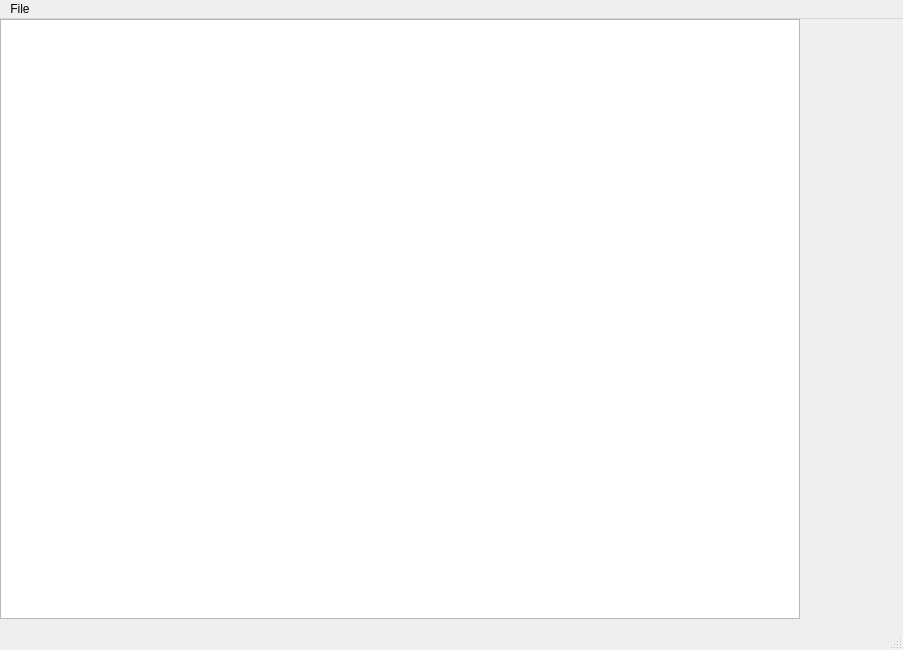
Qt form chartsview/chartviewerwin.ui (eshenhu/QtDemo) before a commit.
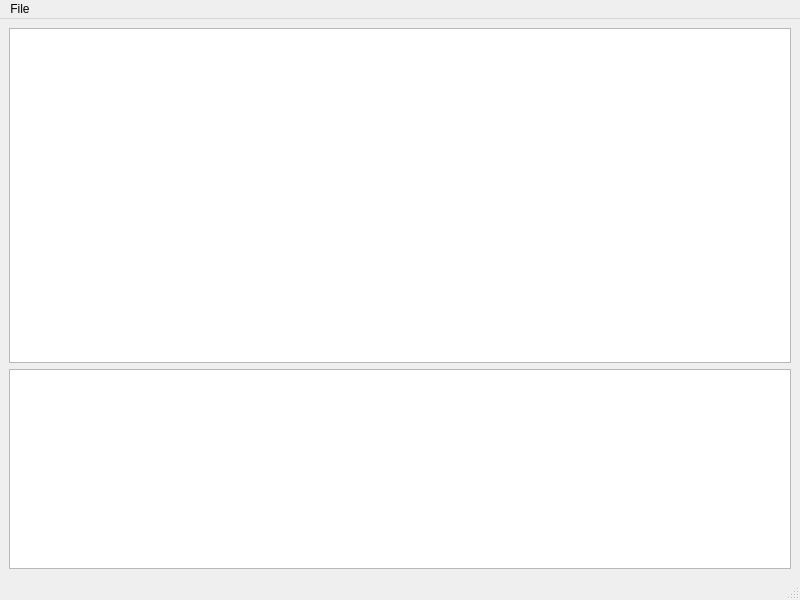
The same form after that commit.

Commit message: ui was ready

The edit to the form file:
```diff
--- a/chartsview/chartviewerwin.ui
+++ b/chartsview/chartviewerwin.ui
@@ -6,38 +6,89 @@
    <rect>
     <x>0</x>
     <y>0</y>
-    <width>903</width>
-    <height>650</height>
+    <width>800</width>
+    <height>600</height>
    </rect>
   </property>
+  <property name="sizePolicy">
+   <sizepolicy hsizetype="Preferred" vsizetype="Preferred">
+    <horstretch>0</horstretch>
+    <verstretch>1</verstretch>
+   </sizepolicy>
+  </property>
+  <property name="minimumSize">
+   <size>
+    <width>800</width>
+    <height>600</height>
+   </size>
+  </property>
   <property name="windowTitle">
    <string>MainWindow</string>
   </property>
   <widget class="QWidget" name="centralwidget">
-   <widget class="QGraphicsView" name="graphicsView">
-    <property name="geometry">
-     <rect>
-      <x>0</x>
-      <y>0</y>
-      <width>800</width>
-      <height>600</height>
-     </rect>
-    </property>
-    <property name="sizePolicy">
-     <sizepolicy hsizetype="Maximum" vsizetype="Maximum">
-      <horstretch>1</horstretch>
-      <verstretch>1</verstretch>
-     </sizepolicy>
-    </property>
-   </widget>
+   <layout class="QVBoxLayout" name="verticalLayout">
+    <item>
+     <widget class="QGraphicsView" name="graphicsView">
+      <property name="sizePolicy">
+       <sizepolicy hsizetype="Expanding" vsizetype="Expanding">
+        <horstretch>0</horstretch>
+        <verstretch>1</verstretch>
+       </sizepolicy>
+      </property>
+      <property name="maximumSize">
+       <size>
+        <width>16777215</width>
+        <height>16777215</height>
+       </size>
+      </property>
+      <property name="contextMenuPolicy">
+       <enum>Qt::CustomContextMenu</enum>
+      </property>
+      <property name="lineWidth">
+       <number>2</number>
+      </property>
+      <property name="sizeAdjustPolicy">
+       <enum>QAbstractScrollArea::AdjustIgnored</enum>
+      </property>
+      <property name="interactive">
+       <bool>true</bool>
+      </property>
+     </widget>
+    </item>
+    <item>
+     <widget class="QTableView" name="tableView">
+      <property name="sizePolicy">
+       <sizepolicy hsizetype="Expanding" vsizetype="Fixed">
+        <horstretch>0</horstretch>
+        <verstretch>0</verstretch>
+       </sizepolicy>
+      </property>
+      <property name="minimumSize">
+       <size>
+        <width>0</width>
+        <height>200</height>
+       </size>
+      </property>
+      <property name="maximumSize">
+       <size>
+        <width>16777215</width>
+        <height>200</height>
+       </size>
+      </property>
+      <property name="editTriggers">
+       <set>QAbstractItemView::NoEditTriggers</set>
+      </property>
+     </widget>
+    </item>
+   </layout>
   </widget>
   <widget class="QMenuBar" name="menubar">
    <property name="geometry">
     <rect>
      <x>0</x>
      <y>0</y>
-     <width>903</width>
-     <height>22</height>
+     <width>800</width>
+     <height>23</height>
     </rect>
    </property>
    <widget class="QMenu" name="menuFile">
```
Left out of the diff: 2 changed lines with no effect on the pictures. The commit also changes 1 other file.
